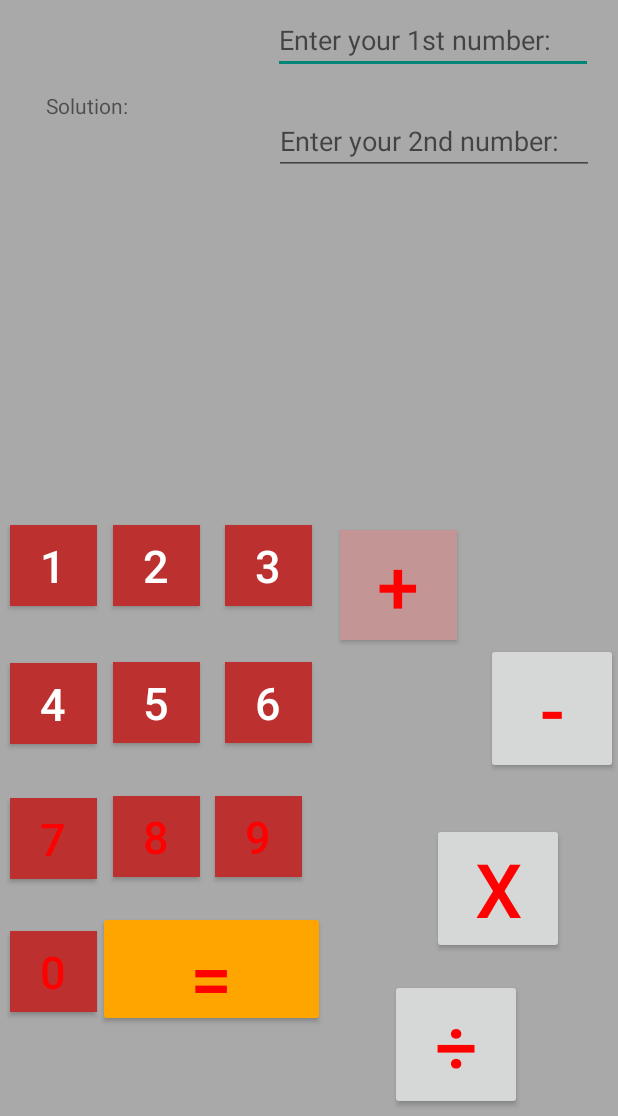
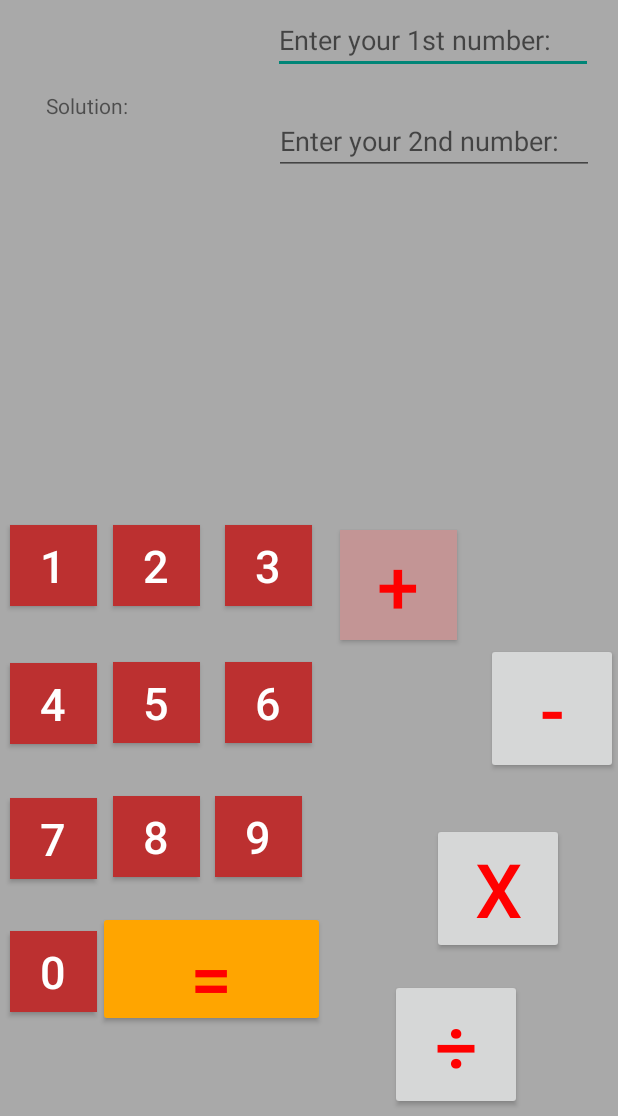
Before and after one commit to stephenthomas04/Calculator, an Android app: the screen it shows after launch (MainActivity), on a phone screen of 412 x 824 dp, the part 120-1236 px from its top. Run offline under Robolectric (Android 15) with nearby library versions, the phone set to English and light mode, and no system bars.

Commit message:
8/23/22-2
small ui change made

```diff
--- a/app/src/main/res/layout/activity_main.xml
+++ b/app/src/main/res/layout/activity_main.xml
@@ -173,7 +173,7 @@
         android:background="#ff0000"
         android:backgroundTint="#BC3030"
         android:text="7"
-        android:textColor="#ff0000"
+        android:textColor="@color/white"
         android:textSize="30dp"
         app:layout_constraintBottom_toBottomOf="parent"
         app:layout_constraintEnd_toEndOf="parent"
@@ -189,7 +189,7 @@
         android:background="#ff0000"
         android:backgroundTint="#BC3030"
         android:text="8"
-        android:textColor="#ff0000"
+        android:textColor="@color/white"
         android:textSize="30dp"
         app:layout_constraintBottom_toBottomOf="parent"
         app:layout_constraintEnd_toEndOf="parent"
@@ -205,7 +205,7 @@
         android:background="#ff0000"
         android:backgroundTint="#BC3030"
         android:text="9"
-        android:textColor="#ff0000"
+        android:textColor="@color/white"
         android:textSize="30dp"
         app:layout_constraintBottom_toBottomOf="parent"
         app:layout_constraintEnd_toEndOf="parent"
@@ -221,7 +221,7 @@
         android:background="#ff0000"
         android:backgroundTint="#BC3030"
         android:text="0"
-        android:textColor="#ff0000"
+        android:textColor="@color/white"
         android:textSize="30dp"
         app:layout_constraintBottom_toBottomOf="parent"
         app:layout_constraintEnd_toEndOf="parent"
```
